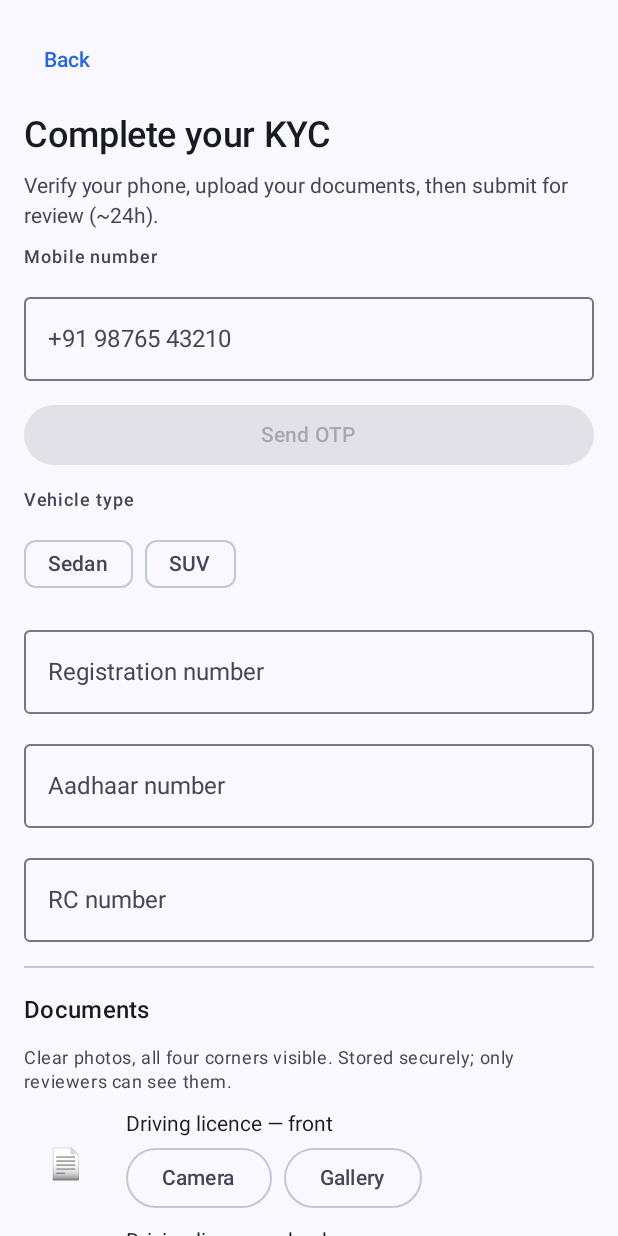
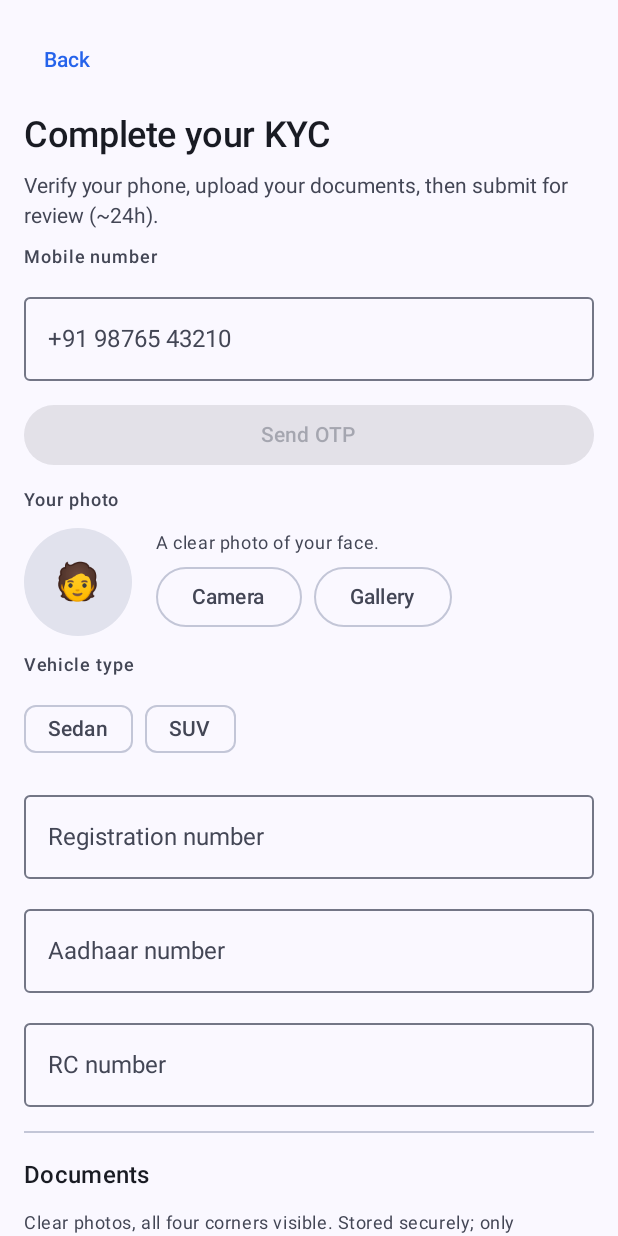
Before and after one commit to thecrazycoders7/itcabs, an Android app built with Jetpack Compose: the composable DriverKycScreen shown on its own in the app's theme, after a tap on "Get started", on a phone screen of 412 x 824 dp. Run offline under Robolectric (Android 15) with nearby library versions, the light colour scheme and no system bars; our stand-ins replace Dagger/Hilt's generated code, Firebase (no records; nobody signed in at launch, a user with empty details on screens opened directly); libraries missing offline, so code that uses them is left out: com.jakewharton.retrofit2; network calls fail.

Commit message:
feat(driver): mandatory face photo in KYC + shown to coordinator
- New public Supabase bucket 'driver-photos'; SupabaseStorage.uploadPublicPhoto returns a
  public URL (face photo is meant to be seen, unlike the private KYC docs)
- KYC screen: 'Your photo' section (circular preview, camera/gallery, compress, progress);
  photo now required to submit (client + backend gate on submitKyc)
- Coordinator's DriverProfileDialog shows the driver's photo (dependency-free NetworkPhoto
  loader) so they see who they're dispatching

```diff
--- a/backend/src/main/kotlin/com/itcabs/identity/DriverController.kt
+++ b/backend/src/main/kotlin/com/itcabs/identity/DriverController.kt
@@ -37,6 +37,8 @@ class DriverController(private val db: NamedParameterJdbcTemplate, private val p
             "SELECT kyc_status FROM driver_profiles WHERE user_id = :u", MapSqlParameterSource("u", uid),
         ).firstOrNull()?.get("kyc_status")
         if (pending == "PENDING") throw com.itcabs.shared.badRequest("your KYC is already under review")
+        // A public face photo is mandatory (riders/coordinators must see who's driving).
+        if (body.photoUrl.isBlank()) throw com.itcabs.shared.badRequest("add your photo before submitting")
         // All required documents must be uploaded before review.
         val have = db.queryForList(
             "SELECT doc_type FROM kyc_documents WHERE user_id = :u", MapSqlParameterSource("u", uid),
--- a/data/src/main/kotlin/com/itcabs/data/DriverRepositoryImpl.kt
+++ b/data/src/main/kotlin/com/itcabs/data/DriverRepositoryImpl.kt
@@ -71,6 +71,8 @@ class DriverRepositoryImpl(
             is AppResult.Err -> up
         }
 
+    override suspend fun uploadDriverPhoto(jpeg: ByteArray): AppResult<String> = storage.uploadPublicPhoto(jpeg)
+
     override suspend fun myKycDocs(): AppResult<List<com.itcabs.domain.model.KycDoc>> =
         api.myKycDocs().asResult { list ->
             list.map { com.itcabs.domain.model.KycDoc(it.docType, it.storagePath, it.status, it.rejectReason) }
--- a/domain/src/main/kotlin/com/itcabs/domain/repository/DriverRepository.kt
+++ b/domain/src/main/kotlin/com/itcabs/domain/repository/DriverRepository.kt
@@ -29,6 +29,9 @@ interface DriverRepository {
     /** Upload one KYC document (jpeg bytes) to private storage and register it for review. */
     suspend fun uploadKycDoc(docType: String, jpeg: ByteArray): AppResult<Unit>
 
+    /** Upload the driver's public face photo (jpeg bytes); returns its public URL to save on the profile. */
+    suspend fun uploadDriverPhoto(jpeg: ByteArray): AppResult<String>
+
     /** The driver's uploaded documents + per-doc review state. */
     suspend fun myKycDocs(): AppResult<List<com.itcabs.domain.model.KycDoc>>
 
--- a/feature/dispatch/src/main/kotlin/com/itcabs/feature/dispatch/DriverKycScreen.kt
+++ b/feature/dispatch/src/main/kotlin/com/itcabs/feature/dispatch/DriverKycScreen.kt
@@ -9,6 +9,7 @@ import androidx.activity.result.contract.ActivityResultContracts
 import androidx.compose.foundation.Image
 import androidx.compose.foundation.background
 import androidx.compose.foundation.layout.Arrangement
+import androidx.compose.foundation.layout.Box
 import androidx.compose.foundation.layout.Column
 import androidx.compose.foundation.layout.Row
 import androidx.compose.foundation.layout.Spacer
@@ -108,6 +109,9 @@ fun DriverKycScreen(onDone: () -> Unit, viewModel: DriverKycViewModel = hiltView
 
         // 1. Phone verification (Firebase Phone Auth) — required before submitting KYC.
         PhoneVerifySection(state, viewModel)
+
+        // 2. Face photo (public) — riders/coordinators must see who's driving.
+        PhotoSection(state, viewModel)
 
         Text("Vehicle type", style = MaterialTheme.typography.labelMedium, color = MaterialTheme.colorScheme.onSurfaceVariant)
         Row(horizontalArrangement = Arrangement.spacedBy(8.dp)) {
@@ -229,6 +233,60 @@ private fun CheckLine(done: Boolean, label: String) {
         Text(if (done) "✓" else "○", color = if (done) MaterialTheme.colorScheme.primary else MaterialTheme.colorScheme.onSurfaceVariant)
         Text(label, style = MaterialTheme.typography.bodyMedium,
             color = if (done) MaterialTheme.colorScheme.onSurface else MaterialTheme.colorScheme.onSurfaceVariant)
+    }
+}
+
+// ---------------------------------------------------------------------------------------------
+// Face photo
+// ---------------------------------------------------------------------------------------------
+
+/** Driver's public face photo: circular preview + camera/gallery, compressed + uploaded on pick. */
+@Composable
+private fun PhotoSection(state: DriverKycUiState, viewModel: DriverKycViewModel) {
+    val context = LocalContext.current
+    val scope = rememberCoroutineScope()
+    var previewUri by rememberSaveable { mutableStateOf<String?>(null) }
+    var cameraUriStr by rememberSaveable { mutableStateOf<String?>(null) }
+
+    fun handle(uri: Uri) {
+        previewUri = uri.toString()
+        scope.launch {
+            val bytes = withContext(Dispatchers.IO) { compressImage(context, uri) }
+            if (bytes != null) viewModel.uploadPhoto(bytes) else viewModel.photoReadError()
+        }
+    }
+    val gallery = rememberLauncherForActivityResult(ActivityResultContracts.GetContent()) { uri -> uri?.let(::handle) }
+    val camera = rememberLauncherForActivityResult(ActivityResultContracts.TakePicture()) { ok ->
+        if (ok) cameraUriStr?.let(Uri::parse)?.let(::handle)
+    }
+
+    Text("Your photo", style = MaterialTheme.typography.labelMedium, color = MaterialTheme.colorScheme.onSurfaceVariant)
+    Row(verticalAlignment = Alignment.CenterVertically, horizontalArrangement = Arrangement.spacedBy(16.dp)) {
+        Box(Modifier.size(72.dp).clip(androidx.compose.foundation.shape.CircleShape).background(MaterialTheme.colorScheme.surfaceVariant), contentAlignment = Alignment.Center) {
+            val ui = previewUri?.let(Uri::parse)
+            when {
+                ui != null -> {
+                    val bmp by produceState<Bitmap?>(null, ui) { value = withContext(Dispatchers.IO) { decodeThumb(context, ui, 200) } }
+                    bmp?.let { Image(it.asImageBitmap(), null, Modifier.size(72.dp).clip(androidx.compose.foundation.shape.CircleShape), contentScale = ContentScale.Crop) }
+                        ?: CircularProgressIndicator(Modifier.size(20.dp), strokeWidth = 2.dp)
+                }
+                else -> Text("🧑", style = MaterialTheme.typography.headlineMedium)
+            }
+        }
+        Column(Modifier.weight(1f), verticalArrangement = Arrangement.spacedBy(4.dp)) {
+            when {
+                state.photoUploading -> Row(verticalAlignment = Alignment.CenterVertically, horizontalArrangement = Arrangement.spacedBy(8.dp)) {
+                    CircularProgressIndicator(Modifier.size(16.dp), strokeWidth = 2.dp); Text("Uploading…", style = MaterialTheme.typography.bodySmall)
+                }
+                state.photoUrl != null -> Text("Photo added ✓", style = MaterialTheme.typography.bodySmall, color = MaterialTheme.colorScheme.primary)
+                else -> Text("A clear photo of your face.", style = MaterialTheme.typography.bodySmall, color = MaterialTheme.colorScheme.onSurfaceVariant)
+            }
+            state.photoError?.let { Text(it, style = MaterialTheme.typography.bodySmall, color = MaterialTheme.colorScheme.error) }
+            Row(horizontalArrangement = Arrangement.spacedBy(8.dp)) {
+                OutlinedButton(onClick = { val u = newCameraUri(context); cameraUriStr = u.toString(); camera.launch(u) }) { Text("Camera") }
+                OutlinedButton(onClick = { gallery.launch("image/*") }) { Text("Gallery") }
+            }
+        }
     }
 }
 
--- a/feature/dispatch/src/main/kotlin/com/itcabs/feature/dispatch/DriverKycViewModel.kt
+++ b/feature/dispatch/src/main/kotlin/com/itcabs/feature/dispatch/DriverKycViewModel.kt
@@ -48,6 +48,9 @@ data class DriverKycUiState(
     val aadhaar: String = "",
     val rcNumber: String = "",
     val docs: Map<String, DocUi> = KYC_DOC_DEFS.associate { it.type to DocUi() },
+    val photoUrl: String? = null,          // public face photo URL once uploaded
+    val photoUploading: Boolean = false,
+    val photoError: String? = null,
     val kycStatus: com.itcabs.domain.model.KycStatus = com.itcabs.domain.model.KycStatus.NONE,
     val rejectionReason: String? = null,
     val loading: Boolean = false,
@@ -60,9 +63,9 @@ data class DriverKycUiState(
     val allDocsUploaded: Boolean
         get() = uploadedCount == KYC_DOC_DEFS.size
 
-    // Phone verified + all documents uploaded + vehicle/identity fields (spec).
+    // Phone verified + photo + all documents + vehicle/identity fields.
     val canSubmit: Boolean
-        get() = phoneVerified && allDocsUploaded &&
+        get() = phoneVerified && photoUrl != null && allDocsUploaded &&
             vehicleType.isNotBlank() && vehicleReg.isNotBlank() && aadhaar.length >= 4 && rcNumber.isNotBlank()
 }
 
@@ -108,6 +111,23 @@ class DriverKycViewModel @Inject constructor(
     /** Surface a client-side error (e.g. the image couldn't be read) on one document slot. */
     fun docError(type: String, msg: String) = setDoc(type, DocUi(DocStatus.MISSING, error = msg))
 
+    /** Upload the driver's face photo to the public bucket; stores the URL for submit. */
+    fun uploadPhoto(jpeg: ByteArray) {
+        _state.update { it.copy(photoUploading = true, photoError = null) }
+        viewModelScope.launch {
+            runCatching { driver.uploadDriverPhoto(jpeg) }
+                .onSuccess { r ->
+                    when (r) {
+                        is AppResult.Ok -> _state.update { it.copy(photoUploading = false, photoUrl = r.value) }
+                        is AppResult.Err -> _state.update { it.copy(photoUploading = false, photoError = r.message) }
+                    }
+                }
+                .onFailure { e -> _state.update { it.copy(photoUploading = false, photoError = e.message ?: "Upload failed") } }
+        }
+    }
+
+    fun photoReadError() = _state.update { it.copy(photoUploading = false, photoError = "Couldn't read that image — try another.") }
+
     /** Upload compressed JPEG bytes for one document; overwrites any prior upload (replace). */
     fun uploadDoc(type: String, jpeg: ByteArray) {
         setDoc(type, DocUi(DocStatus.UPLOADING))
@@ -152,6 +172,7 @@ class DriverKycViewModel @Inject constructor(
         if (!s.canSubmit) {
             val msg = when {
                 !s.phoneVerified -> "Verify your phone first."
+                s.photoUrl == null -> "Add your photo first."
                 !s.allDocsUploaded -> "Upload all documents first."
                 else -> "Fill vehicle, registration, Aadhaar, and RC."
             }
@@ -166,7 +187,7 @@ class DriverKycViewModel @Inject constructor(
                     aadhaarRef = "REF_" + s.aadhaar,
                     aadhaarMasked = "********" + s.aadhaar.takeLast(4),
                     rcNumberMasked = "********" + s.rcNumber.takeLast(4),
-                    photoUrl = "",
+                    photoUrl = s.photoUrl ?: "",
                 )
             ) {
                 // Show the "Under Review" screen in place of the form (spec) rather than navigating away.
--- a/feature/dispatch/src/main/kotlin/com/itcabs/feature/dispatch/DriverProfileDialog.kt
+++ b/feature/dispatch/src/main/kotlin/com/itcabs/feature/dispatch/DriverProfileDialog.kt
@@ -60,6 +60,10 @@ fun DriverProfileDialog(driverId: Long, onDismiss: () -> Unit, viewModel: Driver
             val prof = p
             if (prof == null) Text("Loading…")
             else Column(verticalArrangement = Arrangement.spacedBy(6.dp)) {
+                // Face photo so the coordinator sees who they're dispatching.
+                androidx.compose.foundation.layout.Box(Modifier.fillMaxWidth(), contentAlignment = androidx.compose.ui.Alignment.Center) {
+                    NetworkPhoto(prof.photoUrl, size = 84.dp)
+                }
                 Line("Rating", if (prof.ratingCount > 0 && prof.avgRating != null) "★ %.1f (%d)".format(prof.avgRating, prof.ratingCount) else "—")
                 Line("Trips completed", prof.tripsCompleted.toString())
                 Line("No-shows", prof.noShows.toString())
```
Also changed, not shown: data/src/main/kotlin/com/itcabs/data/SupabaseStorage.kt (+32 -1 lines), feature/dispatch/src/main/kotlin/com/itcabs/feature/dispatch/NetworkPhoto.kt (added, +49 -0 lines).
